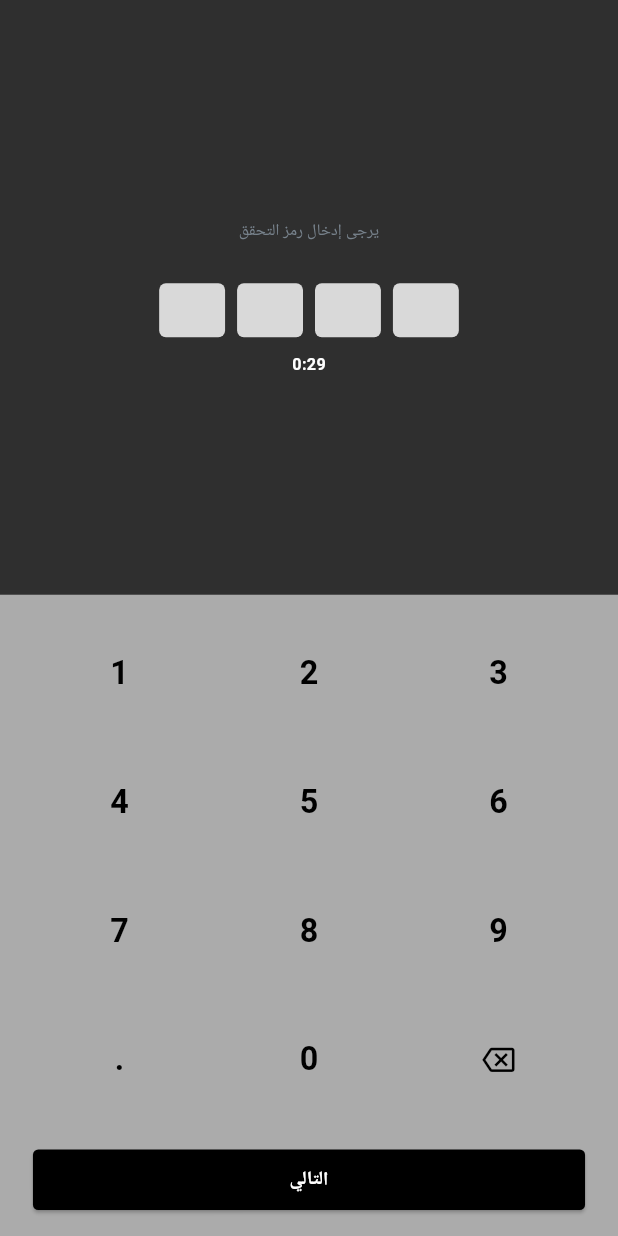
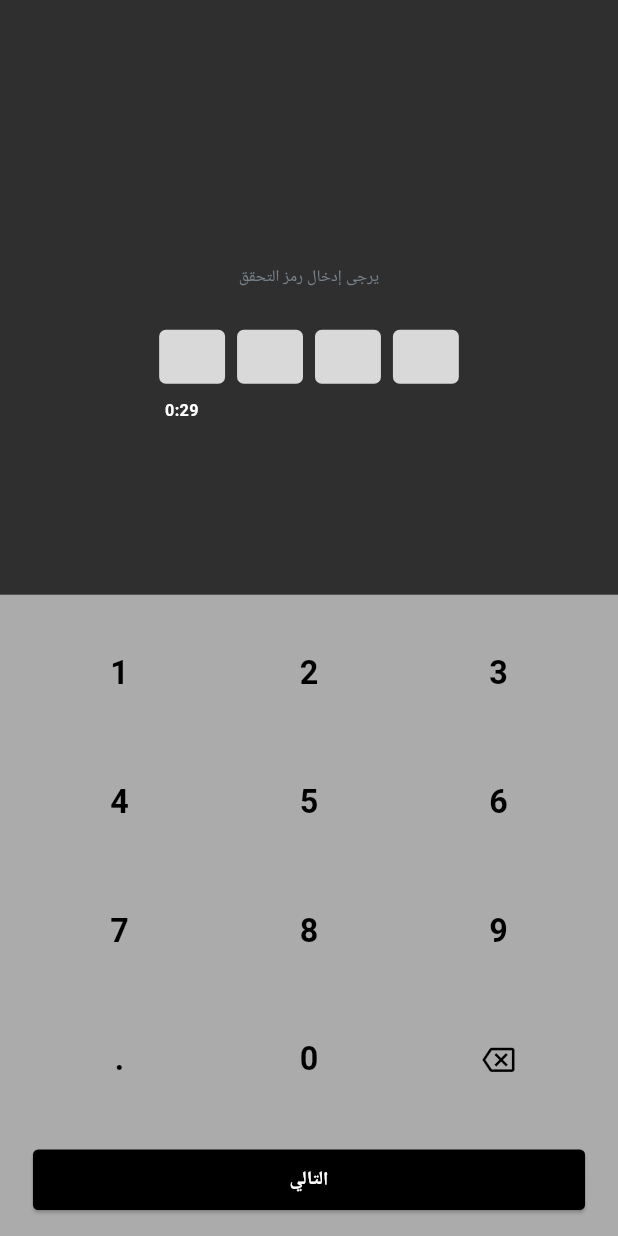
Before and after one commit to mohammedhedaya/-Sar-aat-Al-Tasweeq, a Flutter app: the ResetPasswordOTPView screen opened by its route, on a phone screen of 412 x 824 dp. Run offline on Flutter 3.47's test engine with Material 3 defaults, Android fonts, the phone set to English and light mode, and no system bars; drawn by our look-alikes of pinput; our stand-ins replace device_preview, flutter_bloc, flutter_screenutil, flutter_svg, go_router, shared_preferences; accounts and stored records are empty.

Commit message:
Refactor Reset Password OTP View

```diff
--- a/lib/core/router/app_router.dart
+++ b/lib/core/router/app_router.dart
@@ -2,9 +2,9 @@ import 'package:flutter_bloc/flutter_bloc.dart';
 import 'package:go_router/go_router.dart';
 import 'package:shopping_chart/features/auth/presentation/cubit/auth_cubit.dart';
 import 'package:shopping_chart/features/auth/presentation/views/login_view.dart';
-import 'package:shopping_chart/features/auth/presentation/views/reset_new_password_view.dart';
-import 'package:shopping_chart/features/auth/presentation/views/reset_password_otp_view_.dart';
-import 'package:shopping_chart/features/auth/presentation/views/reset_password_view.dart';
+import 'package:shopping_chart/features/auth/presentation/views/reset_password/reset_new_password_view.dart';
+import 'package:shopping_chart/features/auth/presentation/views/reset_password/reset_password_otp_view_.dart';
+import 'package:shopping_chart/features/auth/presentation/views/reset_password/reset_password_view.dart';
 
 final GoRouter router = GoRouter(
   routes: [
--- a/lib/features/auth/presentation/views/reset_password_otp_view_.dart
+++ b/lib/features/auth/presentation/views/reset_password/reset_password_otp_view_.dart
@@ -67,8 +67,8 @@ class _ResetPasswordOTPViewState extends State<ResetPasswordOTPView> {
             child: Padding(
               padding: EdgeInsets.symmetric(horizontal: 30.w, vertical: 30.h),
               child: Column(
-                mainAxisAlignment: MainAxisAlignment.center,
                 children: [
+                  const SizedBox(height: 150),
                   Text(
                     'يرجى إدخال رمز التحقق',
                     textAlign: TextAlign.center,
@@ -99,9 +99,15 @@ class _ResetPasswordOTPViewState extends State<ResetPasswordOTPView> {
                     keyboardType: TextInputType.number,
                   ),
                   SizedBox(height: 12.h),
-                  Text(
-                    '0:$_start',
-                    style: AppStyles.style12W600,
+                  Padding(
+                    padding: EdgeInsets.symmetric(horizontal: 70.w),
+                    child: Align(
+                      alignment: Alignment.centerLeft,
+                      child: Text(
+                        '0:$_start',
+                        style: AppStyles.style12W600,
+                      ),
+                    ),
                   ),
                 ],
               ),
```
Also changed, not shown: lib/features/auth/presentation/views/reset_password/reset_new_password_view.dart (renamed from lib/features/auth/presentation/views/reset_new_password_view.dart), lib/features/auth/presentation/views/reset_password/reset_password_view.dart (renamed from lib/features/auth/presentation/views/reset_password_view.dart).
